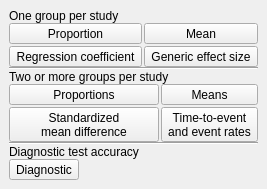
Qt form src/rc_metastudio/forms/data_type_page.ui (AliSalman-et-al/rc-metastudio) before a commit.
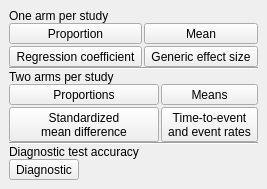
The same form after that commit. Icons and pictures are not drawn.

```diff
--- a/src/rc_metastudio/forms/data_type_page.ui
+++ b/src/rc_metastudio/forms/data_type_page.ui
@@ -45,7 +45,7 @@
       </font>
      </property>
      <property name="text">
-      <string>One group per study</string>
+      <string>One arm per study</string>
      </property>
      <property name="wordWrap"><bool>true</bool></property>
     </widget>
@@ -194,7 +194,7 @@
    <item>
     <widget class="QLabel" name="label_4">
      <property name="text">
-      <string>Two or more groups per study</string>
+      <string>Two arms per study</string>
      </property>
      <property name="wordWrap"><bool>true</bool></property>
     </widget>
```
